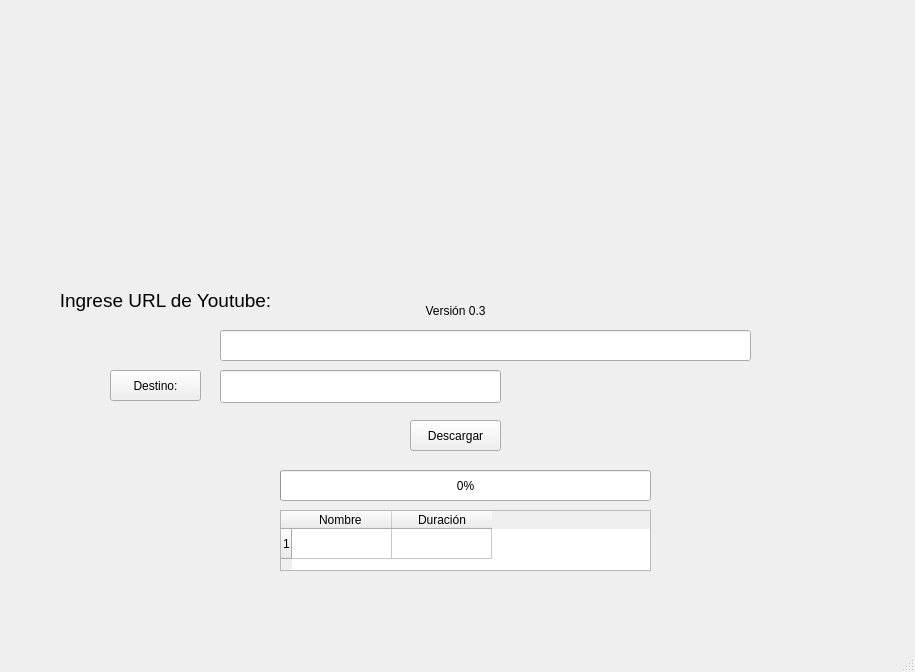
The window that audio.ui (erickcasita/DownloadAudioFromYoutube) describes before a commit, drawn with Qt 5.
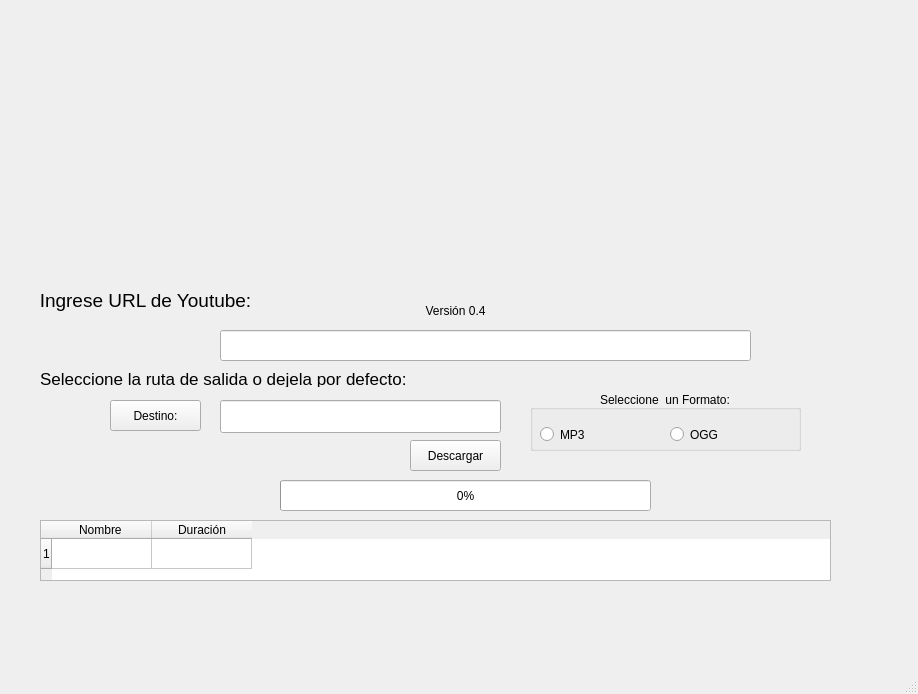
The same window after the commit. Icons and pictures are not drawn.

Commit message: Interfaz frafica versión 0.4

What changed in the file:
```diff
--- a/audio.ui
+++ b/audio.ui
@@ -6,8 +6,8 @@
    <rect>
     <x>0</x>
     <y>0</y>
-    <width>915</width>
-    <height>672</height>
+    <width>918</width>
+    <height>694</height>
    </rect>
   </property>
   <property name="windowTitle">
@@ -24,7 +24,7 @@
      </rect>
     </property>
     <property name="text">
-     <string>Versión 0.3</string>
+     <string>Versión 0.4</string>
     </property>
     <property name="alignment">
      <set>Qt::AlignCenter</set>
@@ -33,7 +33,7 @@
    <widget class="QLabel" name="lbl_url">
     <property name="geometry">
      <rect>
-      <x>40</x>
+      <x>20</x>
       <y>290</y>
       <width>251</width>
       <height>21</height>
@@ -65,7 +65,7 @@
     <property name="geometry">
      <rect>
       <x>410</x>
-      <y>420</y>
+      <y>440</y>
       <width>91</width>
       <height>31</height>
      </rect>
@@ -78,7 +78,7 @@
     <property name="geometry">
      <rect>
       <x>280</x>
-      <y>470</y>
+      <y>480</y>
       <width>371</width>
       <height>31</height>
      </rect>
@@ -93,9 +93,9 @@
    <widget class="QLabel" name="lbl_status">
     <property name="geometry">
      <rect>
-      <x>370</x>
-      <y>570</y>
-      <width>171</width>
+      <x>310</x>
+      <y>600</y>
+      <width>291</width>
       <height>41</height>
      </rect>
     </property>
@@ -115,7 +115,7 @@
     <property name="geometry">
      <rect>
       <x>110</x>
-      <y>370</y>
+      <y>400</y>
       <width>91</width>
       <height>31</height>
      </rect>
@@ -128,7 +128,7 @@
     <property name="geometry">
      <rect>
       <x>220</x>
-      <y>370</y>
+      <y>400</y>
       <width>281</width>
       <height>33</height>
      </rect>
@@ -139,7 +139,7 @@
      <rect>
       <x>40</x>
       <y>0</y>
-      <width>831</width>
+      <width>851</width>
       <height>311</height>
      </rect>
     </property>
@@ -153,9 +153,9 @@
    <widget class="QTableWidget" name="tableWidget">
     <property name="geometry">
      <rect>
-      <x>280</x>
-      <y>510</y>
-      <width>371</width>
+      <x>40</x>
+      <y>520</y>
+      <width>791</width>
       <height>61</height>
      </rect>
     </property>
@@ -187,6 +187,69 @@
      </property>
     </column>
    </widget>
+   <widget class="QLabel" name="label">
+    <property name="geometry">
+     <rect>
+      <x>40</x>
+      <y>370</y>
+      <width>391</width>
+      <height>17</height>
+     </rect>
+    </property>
+    <property name="font">
+     <font>
+      <pointsize>13</pointsize>
+     </font>
+    </property>
+    <property name="text">
+     <string>Seleccione la ruta de salida o dejela por defecto:</string>
+    </property>
+   </widget>
+   <widget class="QGroupBox" name="groupBox">
+    <property name="geometry">
+     <rect>
+      <x>530</x>
+      <y>390</y>
+      <width>271</width>
+      <height>61</height>
+     </rect>
+    </property>
+    <property name="layoutDirection">
+     <enum>Qt::LeftToRight</enum>
+    </property>
+    <property name="title">
+     <string>Seleccione  un Formato:</string>
+    </property>
+    <property name="alignment">
+     <set>Qt::AlignBottom|Qt::AlignHCenter</set>
+    </property>
+    <widget class="QRadioButton" name="radioButton">
+     <property name="geometry">
+      <rect>
+       <x>10</x>
+       <y>30</y>
+       <width>125</width>
+       <height>29</height>
+      </rect>
+     </property>
+     <property name="text">
+      <string>MP3</string>
+     </property>
+    </widget>
+    <widget class="QRadioButton" name="radioButton_2">
+     <property name="geometry">
+      <rect>
+       <x>140</x>
+       <y>30</y>
+       <width>125</width>
+       <height>29</height>
+      </rect>
+     </property>
+     <property name="text">
+      <string>OGG</string>
+     </property>
+    </widget>
+   </widget>
    <zorder>lbl_titulo</zorder>
    <zorder>lbl_version</zorder>
    <zorder>lbl_url</zorder>
```
Left out of the diff: 8 changed lines with no effect on the pictures.
